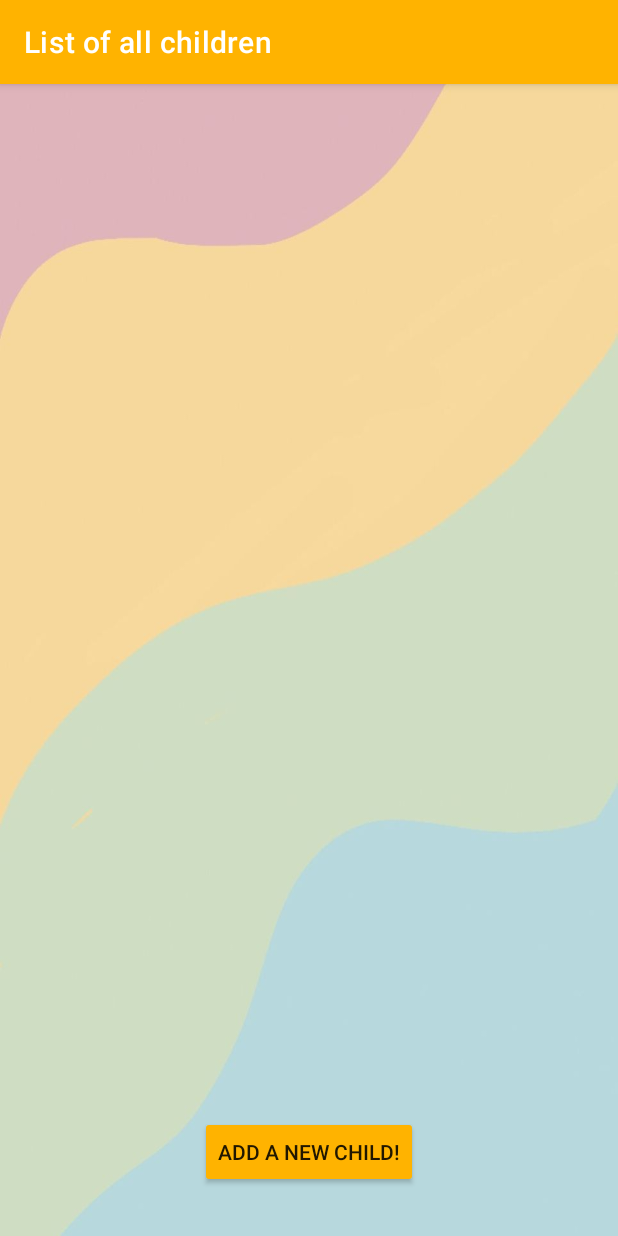
After one commit to bdegouti/Parenting-App, an Android app: the ChildrenListActivity screen opened directly, with no data from a screen before it, on a phone screen of 412 x 824 dp. The commit adds this screen. Run offline under Robolectric (Android 15) with nearby library versions, the phone set to English and light mode, and no system bars.

Commit message:
[natran & cza111] Implement ChildrenListActivity, make child view layout xml for each child.

```diff
--- /dev/null
+++ b/app/src/main/java/com/example/parentapp/ChildrenListActivity.java
@@ -0,0 +1,83 @@
+package com.example.parentapp;
+
+import androidx.annotation.NonNull;
+import androidx.annotation.Nullable;
+import androidx.appcompat.app.AppCompatActivity;
+
+import android.content.Context;
+import android.content.Intent;
+import android.os.Bundle;
+import android.view.View;
+import android.view.ViewGroup;
+import android.widget.AdapterView;
+import android.widget.ArrayAdapter;
+import android.widget.ListView;
+import android.widget.TextView;
+
+import com.example.parentapp.model.Child;
+import com.example.parentapp.model.ChildrenManager;
+
+import java.util.List;
+
+public class ChildrenListActivity extends AppCompatActivity {
+    private ChildrenManager childrenManager;
+
+    @Override
+    protected void onCreate(Bundle savedInstanceState) {
+        super.onCreate(savedInstanceState);
+        setContentView(R.layout.activity_children_list);
+
+        childrenManager = ChildrenManager.getInstance();
+        populateListView();
+        registerCallBackListenerForChildrenListView();
+    }
+
+    public static Intent makeIntent(Context c)
+    {
+        Intent intent = new Intent(c, ChildrenListActivity.class);
+        return intent;
+    }
+
+    private void populateListView()
+    {
+        ArrayAdapter<Child> childrenListAdapter = new ChildrenListAdapter();
+        ListView listview = findViewById(R.id.listVIewChildrenList);
+        listview.setAdapter(childrenListAdapter);
+    }
+
+    private class ChildrenListAdapter extends ArrayAdapter<Child>{
+        public ChildrenListAdapter()
+        {
+            super(ChildrenListActivity.this, R.layout.child_view, childrenManager.getChildrenList());
+        }
+
+        @NonNull
+        @Override
+        public View getView(int position, @Nullable View convertView, @NonNull ViewGroup parent) {
+            View childView = convertView;
+            if(childView == null)
+            {
+                childView = getLayoutInflater().inflate(R.layout.child_view, parent, false);
+            }
+
+            //fill up this view
+            Child currentChild = childrenManager.getChildAtIndex(position);
+            TextView textViewName = childView.findViewById(R.id.childView_textViewChildName);
+            textViewName.setText(currentChild.getName());
+
+            return childView;
+        }
+    }
+
+    private void registerCallBackListenerForChildrenListView()
+    {
+        ListView childrenListView = findViewById(R.id.listVIewChildrenList);
+        childrenListView.setOnItemClickListener(new AdapterView.OnItemClickListener() {
+            @Override
+            public void onItemClick(AdapterView<?> adapterView, View viewClicked, int index, long id) {
+                //launch edit child activity from here
+                //pass on index as extra
+            }
+        });
+    }
+}
--- a/app/src/main/java/com/example/parentapp/model/ChildrenManager.java
+++ b/app/src/main/java/com/example/parentapp/model/ChildrenManager.java
@@ -1,9 +1,12 @@
 package com.example.parentapp.model;
 
+import androidx.annotation.NonNull;
+
 import java.util.ArrayList;
+import java.util.Iterator;
 import java.util.List;
 
-public class ChildrenManager {
+public class ChildrenManager implements Iterable<Child>{
     private final List<Child> childrenList;
     private static ChildrenManager instance;
 
@@ -98,4 +101,15 @@ public class ChildrenManager {
     {
         return childrenList.size();
     }
+
+    @NonNull
+    @Override
+    public Iterator<Child> iterator() {
+        return childrenList.iterator();
+    }
+
+    public List<Child> getChildrenList()
+    {
+        return childrenList;
+    }
 }
--- /dev/null
+++ b/app/src/main/res/layout/activity_children_list.xml
@@ -0,0 +1,57 @@
+<?xml version="1.0" encoding="utf-8"?>
+<androidx.constraintlayout.widget.ConstraintLayout xmlns:android="http://schemas.android.com/apk/res/android"
+    xmlns:app="http://schemas.android.com/apk/res-auto"
+    xmlns:tools="http://schemas.android.com/tools"
+    android:layout_width="match_parent"
+    android:layout_height="match_parent"
+    android:background="@drawable/pastel_wallpaper"
+    tools:context=".ChildrenListActivity">
+
+    <com.google.android.material.appbar.AppBarLayout
+        android:id="@+id/appBarLayout2"
+        android:layout_width="0dp"
+        android:layout_height="wrap_content"
+        android:theme="@style/Theme.ParentApp"
+        app:layout_constraintEnd_toEndOf="parent"
+        app:layout_constraintStart_toStartOf="parent"
+        app:layout_constraintTop_toTopOf="parent"
+        app:theme="@style/ThemeOverlay.AppCompat.Dark"
+        tools:visibility="visible">
+
+        <androidx.appcompat.widget.Toolbar
+            android:id="@+id/toolbarFlippingCoin"
+            android:layout_width="match_parent"
+            android:layout_height="match_parent"
+            android:background="#FFB300"
+            android:visibility="visible"
+            app:popupTheme="@style/Theme.ParentApp"
+            app:title="List of all children"
+            app:titleTextColor="#FFFFFF" />
+
+    </com.google.android.material.appbar.AppBarLayout>
+
+    <ListView
+        android:id="@+id/listVIewChildrenList"
+        android:layout_width="0dp"
+        android:layout_height="0dp"
+        android:layout_marginStart="16dp"
+        android:layout_marginTop="32dp"
+        android:layout_marginEnd="16dp"
+        android:layout_marginBottom="32dp"
+        app:layout_constraintBottom_toTopOf="@+id/buttonAddChild"
+        app:layout_constraintEnd_toEndOf="parent"
+        app:layout_constraintStart_toStartOf="parent"
+        app:layout_constraintTop_toBottomOf="@+id/appBarLayout2" />
+
+    <Button
+        android:id="@+id/buttonAddChild"
+        android:layout_width="wrap_content"
+        android:layout_height="wrap_content"
+        android:layout_marginBottom="32dp"
+        android:backgroundTint="#FFB300"
+        android:text="Add a new child!"
+        app:layout_constraintBottom_toBottomOf="parent"
+        app:layout_constraintEnd_toEndOf="parent"
+        app:layout_constraintStart_toStartOf="parent" />
+
+</androidx.constraintlayout.widget.ConstraintLayout>
```
Also changed, not shown: app/src/main/AndroidManifest.xml (+7 -1 lines), app/src/main/java/com/example/parentapp/ChildrenAddEditActivity.java (added, +14 -0 lines), app/src/main/java/com/example/parentapp/MainMenuActivity.java (+13 -0 lines), app/src/main/res/layout/activity_children_add_edit.xml (added, +9 -0 lines), app/src/main/res/layout/child_view.xml (added, +26 -0 lines), app/src/main/res/drawable-mdpi/ice_cream.png (added).
